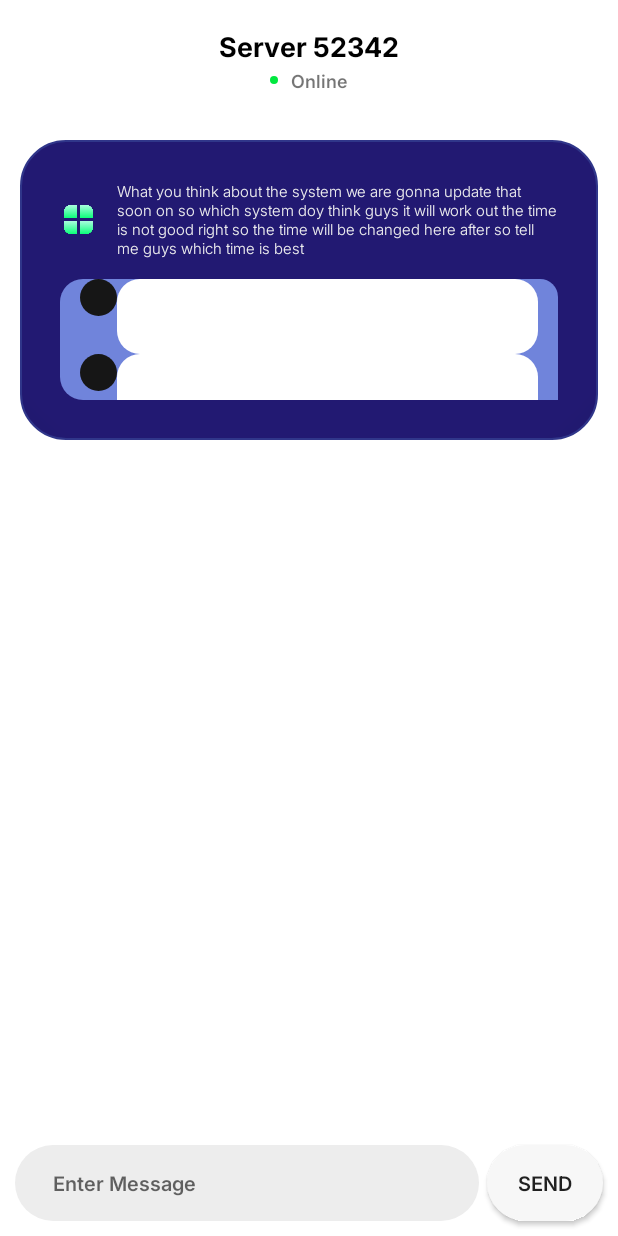
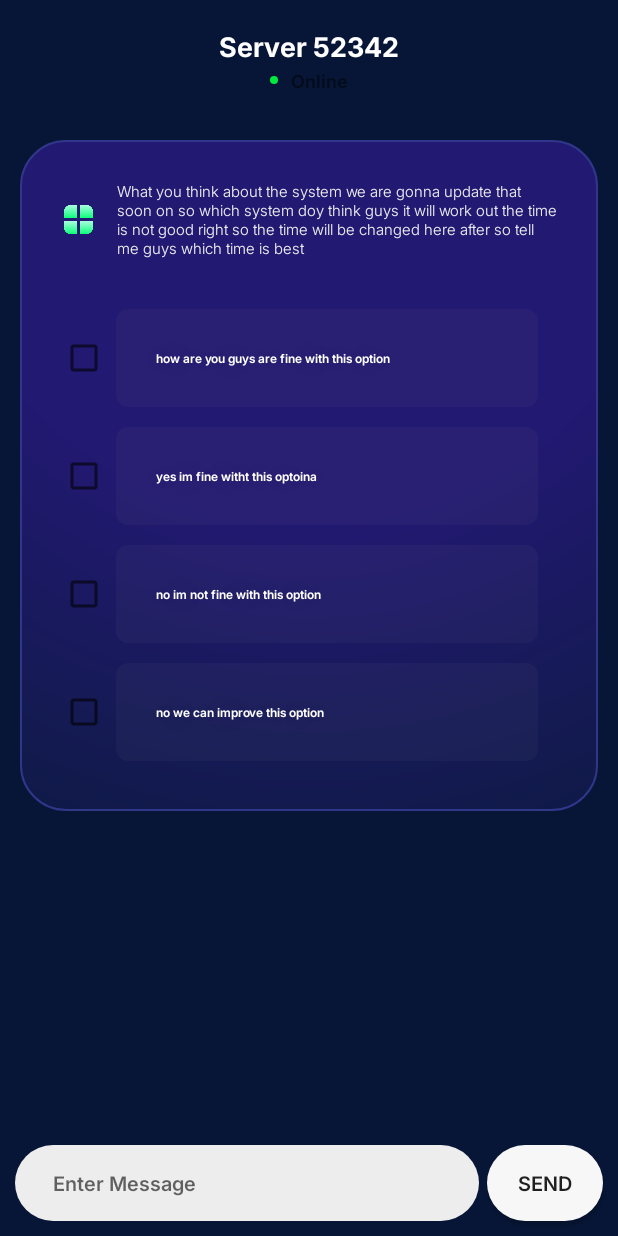
Before and after one commit to Yuslash/poll-app, an Android app built with Jetpack Compose: the screen it shows after launch (ChatRoomActivity), after a tap on "Open a Poll", on a phone screen of 412 x 824 dp. Run offline under Robolectric (Android 15) with nearby library versions, the phone set to English and light mode, and no system bars; libraries missing offline, so code that uses them is left out: io.socket.client; 4 statements that could not run were skipped.

Commit message:
not the result i have expected

```diff
--- a/app/src/main/java/com/example/anonymous2/ChatRoomActivity.kt
+++ b/app/src/main/java/com/example/anonymous2/ChatRoomActivity.kt
@@ -1,9 +1,11 @@
 package com.example.anonymous2
 
 import android.content.res.Resources
+import android.graphics.Color
 import android.os.Bundle
 import android.view.Gravity
 import android.view.View
+import android.view.View.LAYER_TYPE_SOFTWARE
 import android.view.animation.AlphaAnimation
 import android.view.animation.Animation
 import android.view.animation.BounceInterpolator
@@ -13,12 +15,14 @@ import android.view.animation.ScaleAnimation
 import android.view.animation.TranslateAnimation
 import android.view.inputmethod.InputMethodManager
 import android.widget.Button
+import android.widget.CheckBox
 import android.widget.EditText
 import android.widget.ImageView
 import android.widget.LinearLayout
 import android.widget.ScrollView
 import android.widget.TextView
 import androidx.activity.ComponentActivity
+import androidx.compose.material3.Checkbox
 import io.socket.client.IO
 import io.socket.client.Socket
 import org.json.JSONObject
@@ -59,28 +63,10 @@ class ChatRoomActivity : ComponentActivity() {
             ).apply {
                 setMargins(20,20,20,20)
             }
+            clipChildren = false
+            clipToPadding = false
             setBackgroundResource(R.drawable.radial_background)
             setPadding(40,40,40,40)
-
-            setOnClickListener{
-                if(isExpand) {
-                    layoutParams = LinearLayout.LayoutParams(
-                        LinearLayout.LayoutParams.WRAP_CONTENT,
-                        LinearLayout.LayoutParams.WRAP_CONTENT
-                    ).apply {
-                        setMargins(20,20,20,20)
-                    }
-                } else {
-                    layoutParams = LinearLayout.LayoutParams(
-                        LinearLayout.LayoutParams.MATCH_PARENT, // Expanded width
-                        200.dpToPx() // Expanded height
-                    ).apply {
-                        setMargins(20,20,20,20)
-                    }
-                }
-                isExpand = !isExpand
-                requestLayout()
-            }
         }
 
         val imagePoll = ImageView(this).apply {
@@ -121,9 +107,10 @@ class ChatRoomActivity : ComponentActivity() {
               LinearLayout.LayoutParams.MATCH_PARENT,
               LinearLayout.LayoutParams.MATCH_PARENT,
            ).apply {
-               setMargins(0,20,0,0)
+               setMargins(0,20,0,20)
            }
-            setBackgroundResource(R.drawable.message_background)
+            clipChildren = false
+            clipToPadding = false
         }
 
         // create a option layout function to set the count how many times we want
@@ -136,31 +123,51 @@ class ChatRoomActivity : ComponentActivity() {
                 LinearLayout.LayoutParams.MATCH_PARENT,
                 LinearLayout.LayoutParams.WRAP_CONTENT,
             ).apply {
-                setMargins(20,0,20,0)
+                setMargins(0,0,20,0)
             }
+            clipChildren = false
+            clipToPadding = false
 
+            gravity = Gravity.CENTER_VERTICAL
 
-        val checkBox = View(this@ChatRoomActivity).apply {
-            layoutParams = LinearLayout.LayoutParams(
-                25.dpToPx(), // Expanded height
-                25.dpToPx(), // Expanded height
-            )
-            setBackgroundResource(R.drawable.edittext_bg)
-        }
+            val checkBox = CheckBox(this@ChatRoomActivity).apply {
+                layoutParams = LinearLayout.LayoutParams(
+                    24.dpToPx(), // Convert dp to px
+                    24.dpToPx()  // Convert dp to px
+                ).apply {
+                    setMargins(0,20,0,0)
+                }
+            }
 
         val optionText = TextView(this@ChatRoomActivity).apply {
             layoutParams = LinearLayout.LayoutParams(
                 LinearLayout.LayoutParams.MATCH_PARENT,
-                50.dpToPx()
+                LinearLayout.LayoutParams.WRAP_CONTENT
+            ).apply {
+                setMargins(20,20,0,0)
+            }
+            clipChildren = false
+            clipToPadding = false
+           setTextAppearance(R.style.polloptions)
+            setBackgroundResource(R.drawable.polloptionbackground)
+            setPadding(40,40,40,40)
+            text = optionTextValue
+
+            setLayerType(LAYER_TYPE_SOFTWARE, null)  // Disable hardware acceleration for shadows
+            setShadowLayer(
+                30f,        // Blur radius
+                0f,         // Shadow x offset (0 for no shift)
+                0f,         // Shadow y offset (0 for no shift)
+                Color.parseColor("#40000000") // Shadow color with 25% opacity (black #000000)
             )
-            setBackgroundResource(R.drawable.button_bg)
+
            }
             addView(checkBox)
             addView(optionText)
          }
        }
 
-        val optionText = listOf("option 1", "option 2", "option 3")
+        val optionText = listOf("how are you guys are fine with this option", "yes im fine witht this optoina", "no im not fine with this option", "no we can improve this option")
             optionText.forEach { text ->
                 dummy.addView(createOptionLayout(text))
             }
@@ -182,11 +189,10 @@ class ChatRoomActivity : ComponentActivity() {
             } else {
                 pollLayout.layoutParams = LinearLayout.LayoutParams(
                     LinearLayout.LayoutParams.MATCH_PARENT, // Expanded width
-                    200.dpToPx() // Expanded height
+                    LinearLayout.LayoutParams.WRAP_CONTENT// Expanded height
                 ).apply {
                     setMargins(20,20,20,20)
                 }
-
                 textPoll.text = "What you think about the system we are gonna update that soon on so which system doy think guys it will work out the time is not good right so the time will be changed here after so tell me guys which time is best"
                 textPoll.setTextAppearance(R.style.collapsedAppearence)
                 imagePoll.animate().rotation(360f).setDuration(400).start()
@@ -239,7 +245,7 @@ class ChatRoomActivity : ComponentActivity() {
 
                     // Set background color dynamically
                     if (senderId == socket.id()) {
-                        setBackgroundResource(R.drawable.message_background)
+                        setBackgroundResource(R.drawable.sender_message_2)
                     } else {
                         val backgroundDrawable = resources.getDrawable(R.drawable.receivermessage, null)
                         backgroundDrawable?.mutate()?.setTint(getColorForUser(senderId))
--- /dev/null
+++ b/app/src/main/res/drawable/polloptionbackground.xml
@@ -0,0 +1,10 @@
+<?xml version="1.0" encoding="utf-8"?>
+<layer-list xmlns:android="http://schemas.android.com/apk/res/android">
+<!--     Content Layer (your actual view)-->
+    <item>
+        <shape android:shape="rectangle">
+            <solid android:color="#0F969696"/> <!-- Background color with 6% opacity (969696) -->
+            <corners android:radius="8dp"/>   <!-- 8px radius for corners -->
+        </shape>
+    </item>
+</layer-list>
--- /dev/null
+++ b/app/src/main/res/drawable/sender_message_2.xml
@@ -0,0 +1,17 @@
+<?xml version="1.0" encoding="utf-8"?>
+<layer-list xmlns:android="http://schemas.android.com/apk/res/android">
+<item>
+    <shape android:shape="rectangle">
+        <gradient
+            android:type="radial"
+            android:gradientRadius="58dp"
+            android:centerX="50%"
+            android:centerY="0%"
+            android:startColor="#221972"
+            android:endColor="#0E1A44"
+            android:centerColor="#221972"
+            android:useLevel="false" />
+        <corners android:topLeftRadius="15dp" android:topRightRadius="12dp" android:bottomLeftRadius="15dp"   />
+    </shape>
+</item>
+</layer-list>
--- a/app/src/main/res/layout/chat_room.xml
+++ b/app/src/main/res/layout/chat_room.xml
@@ -4,7 +4,7 @@
     android:orientation="vertical"
     android:layout_width="match_parent"
     android:layout_height="match_parent"
-    android:background="@color/white"
+    android:background="@color/chatroombackground"
     >
 
     <!--   adding poll option here    -->
@@ -23,7 +23,7 @@
            android:layout_height="wrap_content"
            android:text="Server 52342"
            android:fontFamily="@font/inter_18pt_bold"
-           android:textColor="@color/black"
+           android:textColor="@color/white"
            android:textSize="18sp"
            />
 
@@ -96,7 +96,7 @@
        android:layout_width="match_parent"
        android:layout_height="wrap_content"
        android:orientation="horizontal"
-       android:background="@color/white"
+       android:background="@color/chatroombackground"
         android:padding="10dp"
         android:clipChildren="false"
         android:clipToPadding="false"
--- a/app/src/main/res/values/colors.xml
+++ b/app/src/main/res/values/colors.xml
@@ -8,4 +8,6 @@
     <color name="black">#FF000000</color>
     <color name="white">#FFFFFF</color>
     <color name="offWhite">#F0F0F0</color>
+    <color name="chatroombackground">#071637</color>
+    <color name="sendermessage">#09FF77</color>
 </resources>
--- /dev/null
+++ b/app/src/main/res/values/poll_options.xml
@@ -0,0 +1,8 @@
+<?xml version="1.0" encoding="utf-8"?>
+<resources>
+<style name="polloptions">
+    <item name="android:textColor">@color/white</item>
+    <item name="android:textSize">8sp</item>
+    <item name="android:fontFamily">@font/inter_18pt_semibold</item>
+</style>
+</resources>
--- a/app/src/main/res/values/styles.xml
+++ b/app/src/main/res/values/styles.xml
@@ -1,7 +1,7 @@
 <?xml version="1.0" encoding="utf-8"?>
 <resources>
     <style name="customStyles">
-        <item name="android:textColor">@color/white</item>
+        <item name="android:textColor">@color/sendermessage</item>
         <item name="android:textSize">15sp</item>
         <item name="android:fontFamily">@font/inter_18pt_semibold</item>
         <item name="android:maxWidth">340dp</item>
```
